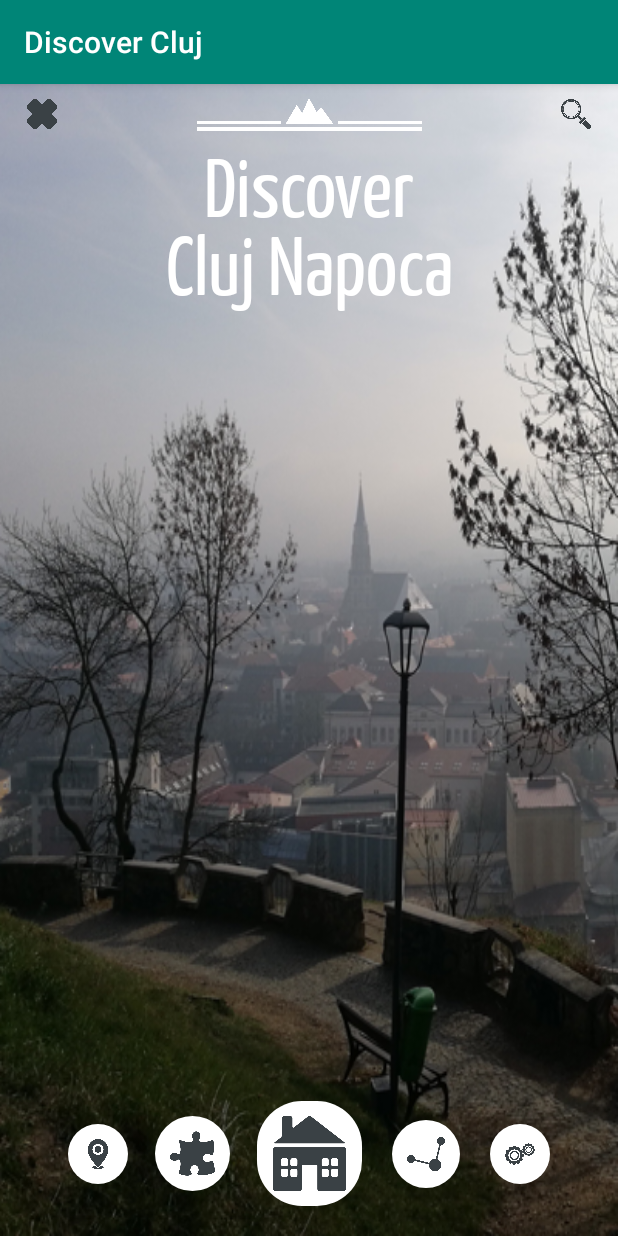
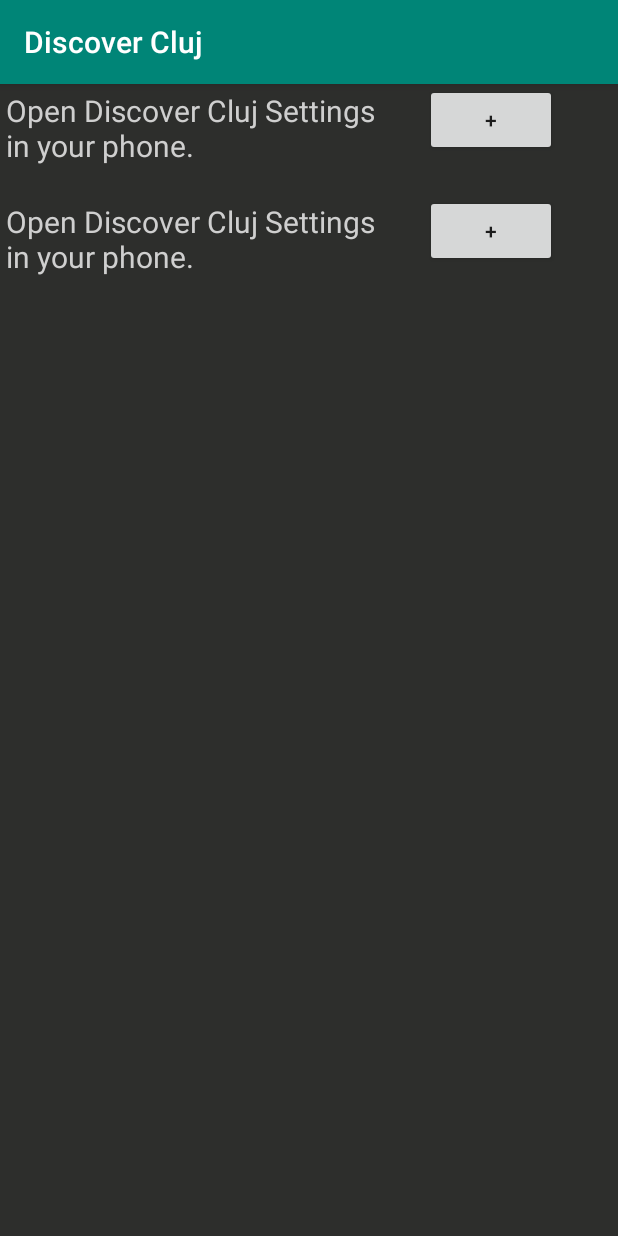
Before and after one commit to ioanajoj/AndroidFundamentals, an Android app: the screen it shows after launch (MainActivity before the commit, OpenSettings after it), after a tap on "Button 5", on a phone screen of 412 x 824 dp. Run offline under Robolectric (Android 15) with nearby library versions, the phone set to English and light mode, and no system bars.

Commit message:
Settings window and access

```diff
--- a/DiscoverCluj/app/build.gradle
+++ b/DiscoverCluj/app/build.gradle
@@ -16,6 +16,10 @@
             proguardFiles getDefaultProguardFile('proguard-android.txt'), 'proguard-rules.pro'
         }
     }
+    compileOptions {
+        sourceCompatibility JavaVersion.VERSION_1_8
+        targetCompatibility JavaVersion.VERSION_1_8
+    }
 }
 
 dependencies {
@@ -25,4 +29,6 @@
     testImplementation 'junit:junit:4.12'
     androidTestImplementation 'com.android.support.test:runner:1.0.2'
     androidTestImplementation 'com.android.support.test.espresso:espresso-core:3.0.2'
+    implementation 'com.jakewharton:butterknife:9.0.0-rc2'
+    annotationProcessor 'com.jakewharton:butterknife-compiler:9.0.0-rc2'
 }
--- a/DiscoverCluj/app/src/main/AndroidManifest.xml
+++ b/DiscoverCluj/app/src/main/AndroidManifest.xml
@@ -9,6 +9,7 @@
         android:roundIcon="@mipmap/ic_launcher_round"
         android:supportsRtl="true"
         android:theme="@style/AppTheme">
+
         <activity android:name=".MainActivity">
             <intent-filter>
                 <action android:name="android.intent.action.MAIN" />
@@ -16,6 +17,13 @@
                 <category android:name="android.intent.category.LAUNCHER" />
             </intent-filter>
         </activity>
+
+        <activity android:name=".OpenSettings">
+
+        </activity>
     </application>
 
+    <uses-permission android:name="android.permission.INTERNET" />
+    <uses-permission android:name="android.permission.ACCESS_NETWORK_STATE" />
+
 </manifest>
--- a/DiscoverCluj/app/src/main/java/com/example/joj/discovercluj/MainActivity.java
+++ b/DiscoverCluj/app/src/main/java/com/example/joj/discovercluj/MainActivity.java
@@ -1,11 +1,9 @@
 package com.example.joj.discovercluj;
 
+import android.content.Intent;
 import android.graphics.Typeface;
-import android.support.v4.view.MotionEventCompat;
 import android.support.v7.app.AppCompatActivity;
 import android.os.Bundle;
-import android.util.Log;
-import android.view.MotionEvent;
 import android.view.View;
 import android.widget.ImageButton;
 import android.widget.TextView;
@@ -65,6 +63,9 @@
                 String msg = "Access settings";
                 Toast toast = Toast.makeText(getApplicationContext(), msg, Toast.LENGTH_SHORT);
                 toast.show();
+
+                Intent intent = new Intent(MainActivity.this, OpenSettings.class);
+                startActivity(intent);
             }
         });
 
--- /dev/null
+++ b/DiscoverCluj/app/src/main/java/com/example/joj/discovercluj/OpenSettings.java
@@ -0,0 +1,38 @@
+package com.example.joj.discovercluj;
+
+import android.content.Intent;
+import android.net.Uri;
+import android.os.Bundle;
+import android.provider.Settings;
+import android.support.annotation.Nullable;
+import android.support.v7.app.AppCompatActivity;
+import android.view.View;
+import android.widget.Button;
+import android.widget.Toast;
+
+public class OpenSettings extends AppCompatActivity {
+
+    @Override
+    protected void onCreate(@Nullable Bundle savedInstanceState) {
+        super.onCreate(savedInstanceState);
+        setContentView(R.layout.open_settings);
+
+        final Button settingsButton = (Button) findViewById(R.id.open_settings_button);
+        settingsButton.setOnClickListener(new View.OnClickListener() {
+            public void onClick(View v){
+                String msg = "Access settings";
+                Toast toast = Toast.makeText(getApplicationContext(), msg, Toast.LENGTH_SHORT);
+                toast.show();
+
+                Intent intent = new Intent();
+                intent.setAction(Settings.ACTION_APPLICATION_DETAILS_SETTINGS);
+                Uri uri = Uri.fromParts("package", getPackageName(), null);
+                intent.setData(uri);
+                startActivity(intent);
+            }
+        });
+    }
+
+
+
+}
--- a/DiscoverCluj/app/src/main/res/layout/activity_main.xml
+++ b/DiscoverCluj/app/src/main/res/layout/activity_main.xml
@@ -48,6 +48,7 @@
         app:layout_constraintTop_toTopOf="parent" />
 
     <ImageView
+        android:id="@+id/imageView"
         android:layout_width="150dp"
         android:layout_height="30dp"
         android:layout_marginTop="10dp"
@@ -59,6 +60,7 @@
         app:layout_constraintTop_toTopOf="parent" />
 
     <android.support.constraint.ConstraintLayout
+        android:id="@+id/constraintLayout"
         android:layout_width="match_parent"
         android:layout_height="wrap_content"
         android:layout_marginBottom="20dp"
@@ -68,14 +70,14 @@
         app:layout_constraintStart_toStartOf="parent">
 
         <ImageButton
-            android:focusable="true"
-            android:focusableInTouchMode="true"
             android:id="@+id/image_button_1"
             android:layout_width="40dp"
             android:layout_height="40dp"
             android:layout_marginStart="45dp"
             android:background="@drawable/rounded_button"
             android:contentDescription="@string/button_1"
+            android:focusable="true"
+            android:focusableInTouchMode="true"
             android:padding="10dp"
             android:scaleType="fitCenter"
             android:src="@drawable/map"
--- /dev/null
+++ b/DiscoverCluj/app/src/main/res/layout/open_settings.xml
@@ -0,0 +1,56 @@
+<?xml version="1.0" encoding="utf-8"?>
+<android.support.constraint.ConstraintLayout
+    xmlns:android="http://schemas.android.com/apk/res/android"
+    xmlns:app="http://schemas.android.com/apk/res-auto"
+    xmlns:tools="http://schemas.android.com/tools"
+    android:layout_width="match_parent"
+    android:layout_height="match_parent"
+    android:background="@color/open_settings_background">
+
+    <TableLayout
+        android:layout_width="match_parent"
+        android:layout_height="match_parent">
+
+        <TableRow>
+
+            <TextView
+                android:layout_width="263dp"
+                android:layout_height="66dp"
+                android:layout_margin="4dp"
+                android:singleLine="false"
+                android:text="@string/open_app_settings"
+                android:textColor="@color/open_settings_text"
+                android:textSize="20sp" />
+
+            <Button
+                android:id="@+id/open_settings_button"
+                android:layout_width="wrap_content"
+                android:layout_height="wrap_content"
+                android:layout_margin="4dp"
+                android:layout_gravity="end"
+                android:text="@string/open_settings_button" />
+        </TableRow>
+
+        <TableRow>
+
+            <TextView
+                android:layout_width="263dp"
+                android:layout_height="66dp"
+                android:layout_margin="4dp"
+                android:singleLine="false"
+                android:text="@string/open_app_settings"
+                android:textColor="@color/open_settings_text"
+                android:textSize="20sp" />
+
+            <Button
+                android:id="@+id/button"
+                android:layout_width="wrap_content"
+                android:layout_height="wrap_content"
+                android:layout_margin="4dp"
+                android:layout_gravity="end"
+                android:text="@string/open_settings_button" />
+        </TableRow>
+
+    </TableLayout>
+
+</android.support.constraint.ConstraintLayout>
--- a/DiscoverCluj/app/src/main/res/values/colors.xml
+++ b/DiscoverCluj/app/src/main/res/values/colors.xml
@@ -4,4 +4,6 @@
     <color name="colorPrimaryDark">#00574B</color>
     <color name="colorAccent">#D81B60</color>
     <color name="title_colour">#FFFFFF</color>
+    <color name="open_settings_background">#2d2e2c</color>
+    <color name="open_settings_text">#cfcfcf</color>
 </resources>
--- /dev/null
+++ b/DiscoverCluj/app/src/main/res/values/dimens.xml
@@ -0,0 +1,3 @@
+<?xml version="1.0" encoding="utf-8"?>
+<resources>
+</resources>
--- a/DiscoverCluj/app/src/main/res/values/strings.xml
+++ b/DiscoverCluj/app/src/main/res/values/strings.xml
@@ -8,4 +8,6 @@
     <string name="button_5">Button 5</string>
     <string name="search_button">search_button</string>
     <string name="exit_button">exit_button</string>
+    <string name="open_app_settings">Open Discover Cluj Settings in your phone.</string>
+    <string name="open_settings_button">+</string>
 </resources>
```
Also changed, not shown: DiscoverCluj/app/src/main/assets/font/anton_regular.ttf (deleted), DiscoverCluj/app/src/main/assets/font/arvo_bold.ttf (deleted), DiscoverCluj/app/src/main/assets/font/fredokaone_regular.ttf (deleted), DiscoverCluj/app/src/main/assets/font/play_regular.ttf (deleted).
